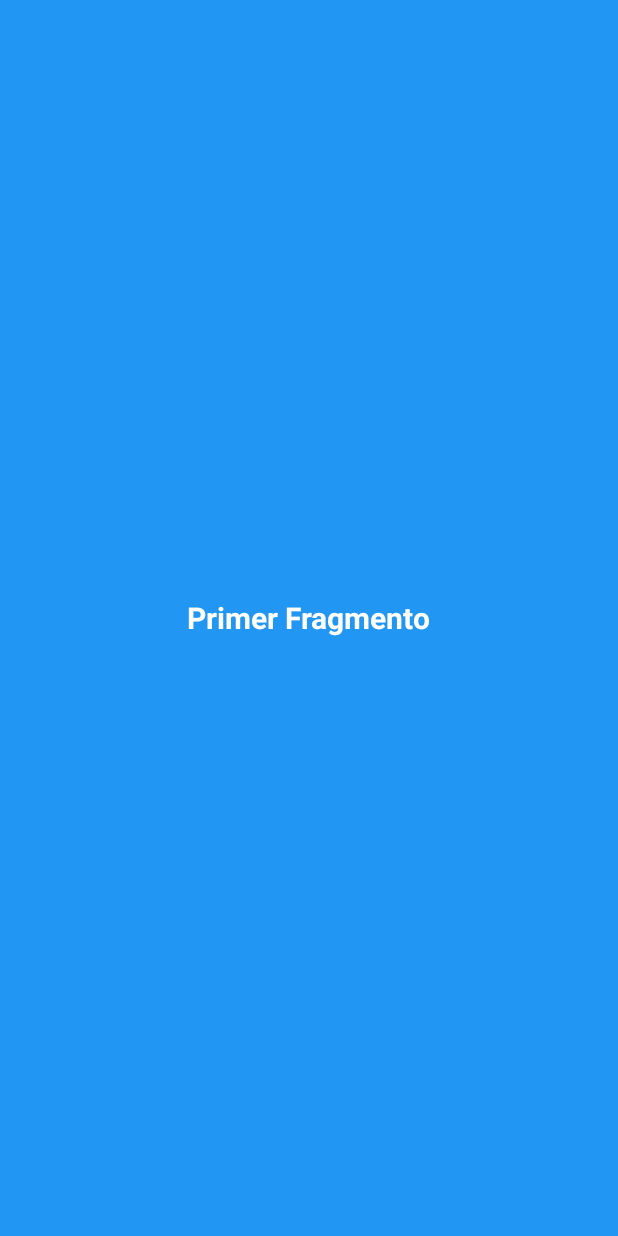
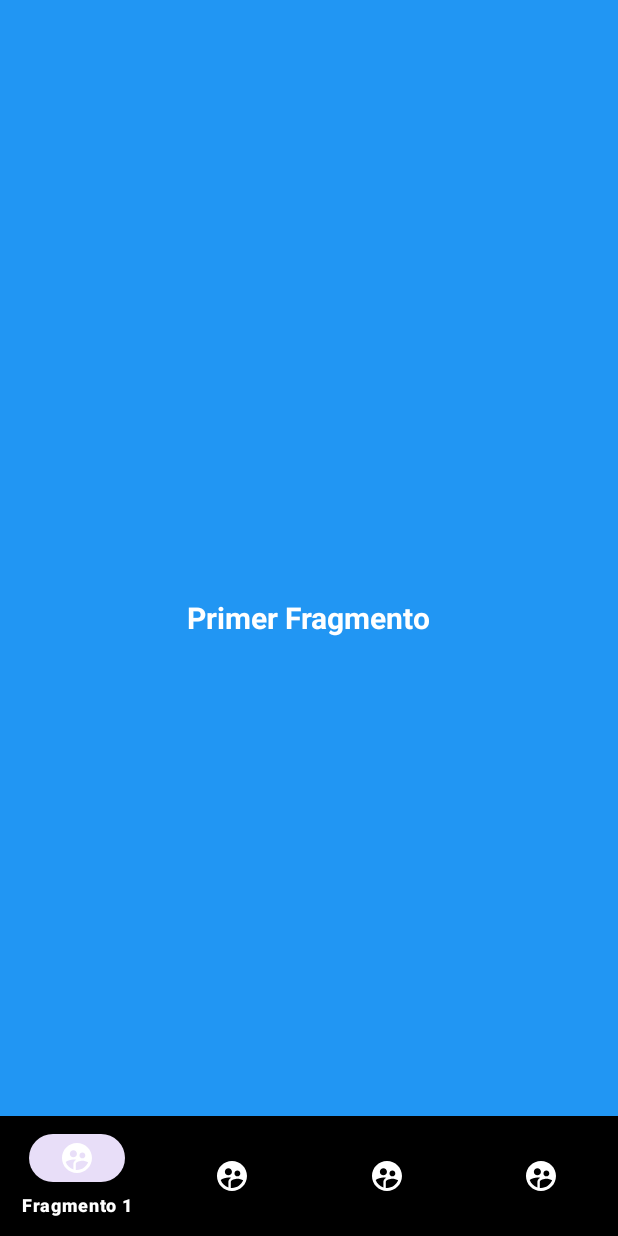
Before and after one commit to gabo748/fragments, an Android app: the screen it shows after launch (MainActivity), on a phone screen of 412 x 824 dp. Before the commit the screen is almost empty. Run offline under Robolectric (Android 15) with nearby library versions, the phone set to English and light mode, and no system bars.

Commit message:
final practice

```diff
--- a/app/build.gradle.kts
+++ b/app/build.gradle.kts
@@ -38,6 +38,7 @@ dependencies {
     implementation("androidx.appcompat:appcompat:1.6.1")
     implementation("com.google.android.material:material:1.9.0")
     implementation("androidx.constraintlayout:constraintlayout:2.1.4")
+    implementation("androidx.coordinatorlayout:coordinatorlayout:1.2.0")
     testImplementation("junit:junit:4.13.2")
     androidTestImplementation("androidx.test.ext:junit:1.1.5")
     androidTestImplementation("androidx.test.espresso:espresso-core:3.5.1")
--- /dev/null
+++ b/app/src/main/res/drawable/usuario_icon.xml
@@ -0,0 +1,5 @@
+<vector android:height="24dp" android:tint="#000000"
+    android:viewportHeight="24" android:viewportWidth="24"
+    android:width="24dp" xmlns:android="http://schemas.android.com/apk/res/android">
+    <path android:fillColor="@android:color/white" android:pathData="M11.99,2c-5.52,0 -10,4.48 -10,10s4.48,10 10,10 10,-4.48 10,-10 -4.48,-10 -10,-10zM15.6,8.34c1.07,0 1.93,0.86 1.93,1.93 0,1.07 -0.86,1.93 -1.93,1.93 -1.07,0 -1.93,-0.86 -1.93,-1.93 -0.01,-1.07 0.86,-1.93 1.93,-1.93zM9.6,6.76c1.3,0 2.36,1.06 2.36,2.36 0,1.3 -1.06,2.36 -2.36,2.36s-2.36,-1.06 -2.36,-2.36c0,-1.31 1.05,-2.36 2.36,-2.36zM9.6,15.89v3.75c-2.4,-0.75 -4.3,-2.6 -5.14,-4.96 1.05,-1.12 3.67,-1.69 5.14,-1.69 0.53,0 1.2,0.08 1.9,0.22 -1.64,0.87 -1.9,2.02 -1.9,2.68zM11.99,20c-0.27,0 -0.53,-0.01 -0.79,-0.04v-4.07c0,-1.42 2.94,-2.13 4.4,-2.13 1.07,0 2.92,0.39 3.84,1.15 -1.17,2.97 -4.06,5.09 -7.45,5.09z"/>
+</vector>
--- a/app/src/main/res/layout/activity_main.xml
+++ b/app/src/main/res/layout/activity_main.xml
@@ -1,9 +1,11 @@
 <?xml version="1.0" encoding="utf-8"?>
-<androidx.constraintlayout.widget.ConstraintLayout xmlns:android="http://schemas.android.com/apk/res/android"
+<androidx.coordinatorlayout.widget.CoordinatorLayout
+    xmlns:android="http://schemas.android.com/apk/res/android"
     xmlns:app="http://schemas.android.com/apk/res-auto"
     xmlns:tools="http://schemas.android.com/tools"
     android:layout_width="match_parent"
     android:layout_height="match_parent"
+    android:id="@+id/main"
     tools:context=".MainActivity">
 
 
@@ -20,4 +22,16 @@
 
     </androidx.fragment.app.FragmentContainerView>
 
-</androidx.constraintlayout.widget.ConstraintLayout>
+
+    <com.google.android.material.bottomnavigation.BottomNavigationView
+        android:layout_width="wrap_content"
+        android:layout_height="wrap_content"
+        android:id="@+id/nav_menu"
+        app:menu="@menu/menu"
+        android:layout_gravity="bottom"
+        android:background="@color/black"
+        app:itemTextColor="@color/white"
+        app:itemIconTint="@color/white"
+        />
+
+</androidx.coordinatorlayout.widget.CoordinatorLayout>
--- /dev/null
+++ b/app/src/main/res/menu/menu.xml
@@ -0,0 +1,24 @@
+<?xml version="1.0" encoding="utf-8"?>
+<menu xmlns:android="http://schemas.android.com/apk/res/android">
+
+    <item
+        android:id="@+id/fragmento1"
+        android:icon="@drawable/usuario_icon"
+        android:title="@string/item_primer_fragmento"/>
+
+    <item
+        android:id="@+id/fragmento2"
+        android:icon="@drawable/usuario_icon"
+        android:title="@string/item_segundo_fragmento"/>
+
+    <item
+        android:id="@+id/fragmento3"
+        android:icon="@drawable/usuario_icon"
+        android:title="@string/item_tercer_fragmento"/>
+
+
+    <item
+        android:id="@+id/fragmento4"
+        android:icon="@drawable/usuario_icon"
+        android:title="@string/item_cuarto_fragmento"/>
+</menu>
--- a/app/src/main/res/values/strings.xml
+++ b/app/src/main/res/values/strings.xml
@@ -4,6 +4,10 @@
     <string name="saludo_segundo_fragmento">Segundo Fragmento</string>
     <string name="saludo_tercer_fragmento">Tercer Fragmento</string>
     <string name="saludo_cuarto_fragmento">Cuarto Fragmento</string>
-    <!-- TODO: Remove or change this placeholder text -->
-    <string name="hello_blank_fragment">Hello blank fragment</string>
+
+    <string name="item_primer_fragmento">Fragmento 1</string>
+    <string name="item_segundo_fragmento">Fragmento 2</string>
+    <string name="item_tercer_fragmento">Fragmento 3</string>
+    <string name="item_cuarto_fragmento">Fragmento 4</string>
+
 </resources>
```
Also changed, not shown: app/src/main/java/sv/edu/ufg/fis/amb/camposlopez/MainActivity.kt (+46 -0 lines), app/src/main/java/sv/edu/ufg/fis/amb/camposlopez/cuarto_fragmento.kt (added, +59 -0 lines), app/src/main/java/sv/edu/ufg/fis/amb/camposlopez/segundo_fragmento.kt (added, +59 -0 lines), app/src/main/java/sv/edu/ufg/fis/amb/camposlopez/tercer_fragmento.kt (added, +59 -0 lines), app/src/main/res/layout/fragment_cuarto_fragmento.xml (added, +21 -0 lines), app/src/main/res/layout/fragment_segundo_fragmento.xml (added, +21 -0 lines), app/src/main/res/layout/fragment_tercer_fragmento.xml (added, +22 -0 lines).
